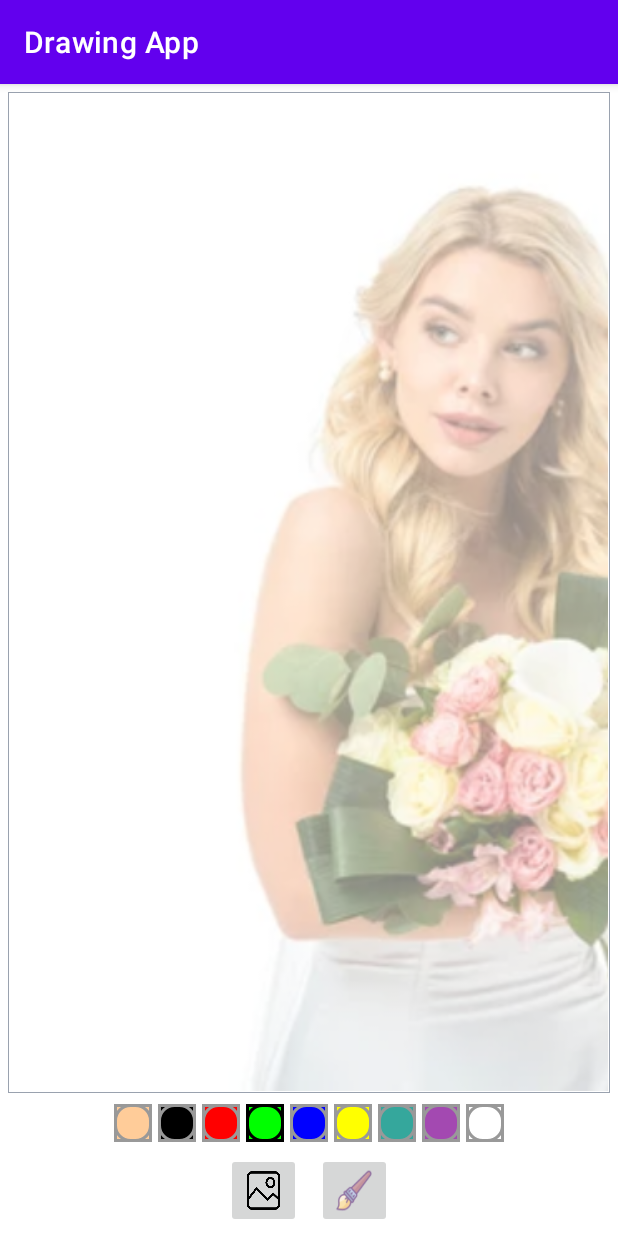
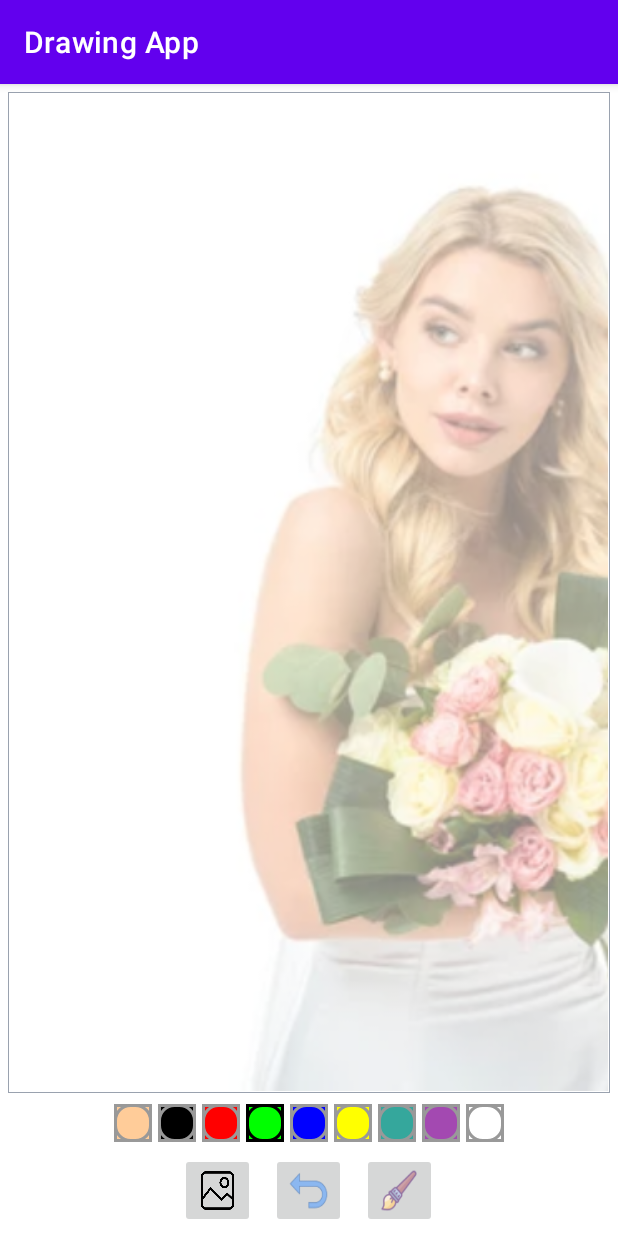
Before and after one commit to its-aky/Drawing_App, an Android app: the screen it shows after launch (MainActivity), on a phone screen of 412 x 824 dp. Run offline under Robolectric (Android 15) with nearby library versions, the phone set to English and light mode, and no system bars.

Commit message:
Adding undo button

```diff
--- a/app/src/main/java/com/example/drawingapp/MainActivity.kt
+++ b/app/src/main/java/com/example/drawingapp/MainActivity.kt
@@ -95,6 +95,12 @@ class MainActivity : AppCompatActivity() {
 
         ibGallery.setOnClickListener {
             requestStoragePermission()
+        }
+
+        val ibUndo: ImageButton = findViewById(R.id.ib_undo)
+
+        ibUndo.setOnClickListener {
+            drawingView?.onClickUndo()
         }
     }
 
--- a/app/src/main/res/layout/activity_main.xml
+++ b/app/src/main/res/layout/activity_main.xml
@@ -182,6 +182,15 @@
             />
 
         <ImageButton
+            android:id="@+id/ib_undo"
+            android:layout_width="50dp"
+            android:layout_height="50dp"
+            android:layout_margin="5dp"
+            android:scaleType="fitXY"
+            android:src="@drawable/ic_undo"
+            />
+
+        <ImageButton
             android:id="@+id/ib_brush"
             android:layout_width="50dp"
             android:layout_height="50dp"
```
Also changed, not shown: app/src/main/java/com/example/drawingapp/DrawingView.kt (+10 -0 lines), app/src/main/res/drawable/ic_undo.png (added).
